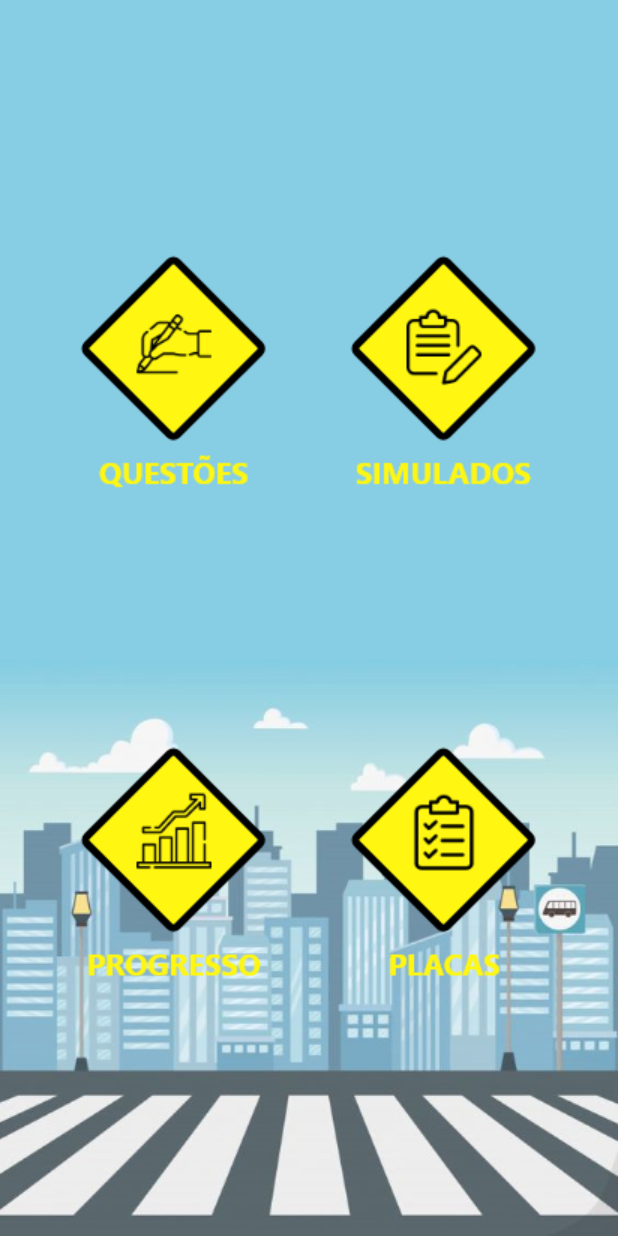
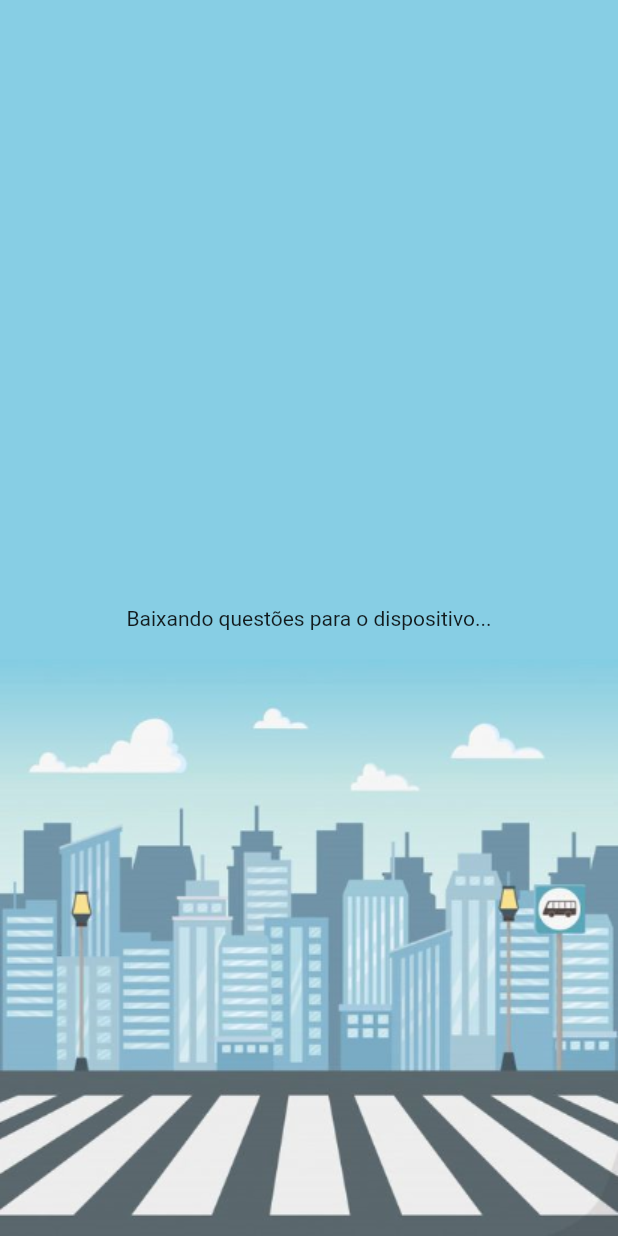
Before and after one commit to KenadAraujo/SimulaMaisCNH, a Flutter app: the screen it shows after launch, on a phone screen of 412 x 824 dp. Run offline on Flutter 3.47's test engine with Material 2 defaults, Android fonts, the phone set to English and light mode, and no system bars; our stand-ins replace sqflite; accounts and stored records are empty; network calls fail.

Commit message:
- Baixar as questões e adicionar no banco local do dispositivo

```diff
--- a/lib/main.dart
+++ b/lib/main.dart
@@ -1,9 +1,10 @@
 import 'package:flutter/material.dart';
 import 'package:simulamaiscnh/views/home_view.dart';
+import 'package:simulamaiscnh/views/splash_view.dart';
 
 void main() {
   runApp(MaterialApp(
     title: "Simula mais CNH",
-    home: HomeView(),)
+    home: SplashView(),)
     );
 }
--- a/lib/views/home_view.dart
+++ b/lib/views/home_view.dart
@@ -1,5 +1,5 @@
 import 'package:flutter/material.dart';
-import 'package:simulamaiscnh/api/questoes_api.dart';
+import 'package:simulamaiscnh/api/questao_api.dart';
 import 'package:simulamaiscnh/dao/questao_dao.dart';
 import 'package:simulamaiscnh/utils/icons.dart';
 
@@ -11,10 +11,6 @@ class HomeView extends StatefulWidget {
 class _HomeViewState extends State<HomeView> {
 
   void buscarTodosAsQuestoes() async{
-    QuestaoDAO questaoDAO = new QuestaoDAO();
-    QuestoesAPI questoesAPI = new QuestoesAPI();
-    questoesAPI.get(questoesAPI.gerarUrlDasQuestoes(1), Map<dynamic,dynamic>());
-    print(await questaoDAO.findAll());
   }
 
   @override
--- /dev/null
+++ b/lib/views/splash_view.dart
@@ -0,0 +1,88 @@
+import 'package:flutter/material.dart';
+import 'package:simulamaiscnh/api/questao_api.dart';
+import 'package:simulamaiscnh/dao/questao_dao.dart';
+import 'package:simulamaiscnh/models/questao.dart';
+
+class SplashView extends StatefulWidget {
+  @override
+  _SplashViewState createState() => _SplashViewState();
+}
+
+class _SplashViewState extends State<SplashView> {
+
+  List<Questao> paginaAtual = List<Questao>();
+  bool carregarQuestoes = true;
+  int _quantidadeQuestoes = 0;
+  String _status = "Procurando questões no dispositivo...";
+
+  void _carregarQuestoesDoBanco(){
+    QuestaoDAO questaoDAO = QuestaoDAO();
+    questaoDAO.findAll().then((value) => {
+      if(value.isEmpty){
+        this.setState(() {
+          _status = "Baixando questões para o dispositivo...";
+           _carregarQuestoesDaApi();
+        })
+      }else{
+        this.setState(() {
+          _status = "${value.length} questões adicionadas";
+        })
+      }
+    });
+  }
+  void _carregarQuestoesDaApi() async{
+    QuestaoAPI questaoAPI = QuestaoAPI();
+    QuestaoDAO questaoDAO = QuestaoDAO();
+    this._quantidadeQuestoes = await questaoAPI.quantidadeQuestoes();
+    int quantidadePaginas = (this._quantidadeQuestoes/10).round();
+    for(int i=0;i<quantidadePaginas+1;i++){
+      this.paginaAtual = await questaoAPI.get(i);
+      questaoDAO.saveList(this.paginaAtual);
+      this.setState(() {
+        if((i*10)>=this._quantidadeQuestoes)
+        {
+          _status = "Baixando questão ${this._quantidadeQuestoes} de ${this._quantidadeQuestoes}";
+        }else{
+          _status = "Baixando questão ${i*10} de ${this._quantidadeQuestoes}";
+        }
+
+      });
+    }
+    int quantidadeQuestoesAdicionadas = await questaoDAO.quantidadeQuestoesNoBanco();
+    if(quantidadeQuestoesAdicionadas!=0){
+      setState(() {
+        _status = "${quantidadeQuestoesAdicionadas} questões adicionadas";
+      });
+    }
+  }
+
+  @override
+  void initState() {
+    super.initState();
+    this._carregarQuestoesDoBanco();
+  }
+
+  @override
+  Widget build(BuildContext context) {
+    return Scaffold(
+        body: Container(
+          decoration: BoxDecoration(
+          image: DecorationImage(
+              image: AssetImage("assets/imagens/background.png"),
+              fit: BoxFit.cover)
+          ),
+          child: Column(
+            mainAxisAlignment: MainAxisAlignment.spaceEvenly,
+            children: <Widget>[
+              Row(
+                crossAxisAlignment: CrossAxisAlignment.center,
+                mainAxisAlignment: MainAxisAlignment.spaceEvenly,
+                children: <Widget>[
+                  Text(this._status)
+                ],),
+              ],
+          )
+        )
+      );
+  }
+}
```
Also changed, not shown: lib/api/api.dart (+22 -5 lines), lib/api/questao_api.dart (added, +44 -0 lines), lib/api/questoes_api.dart (deleted, +0 -29 lines), lib/dao/questao_dao.dart (+18 -1 lines).
